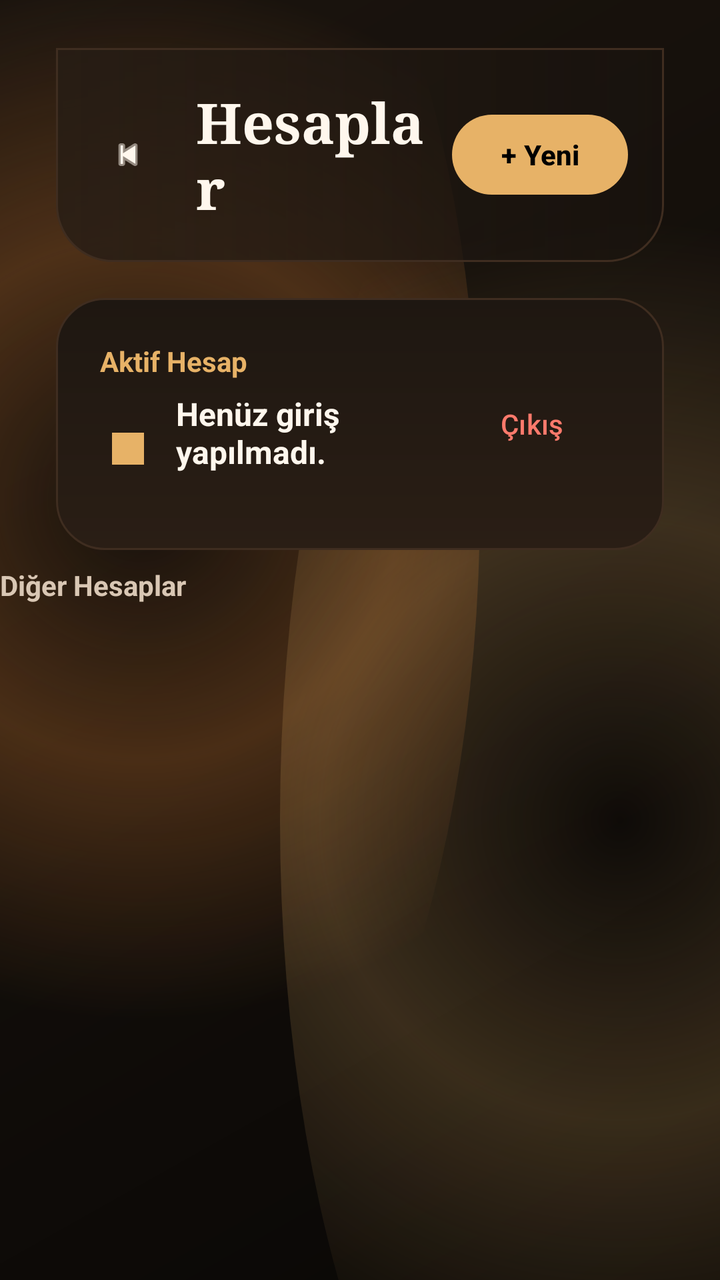
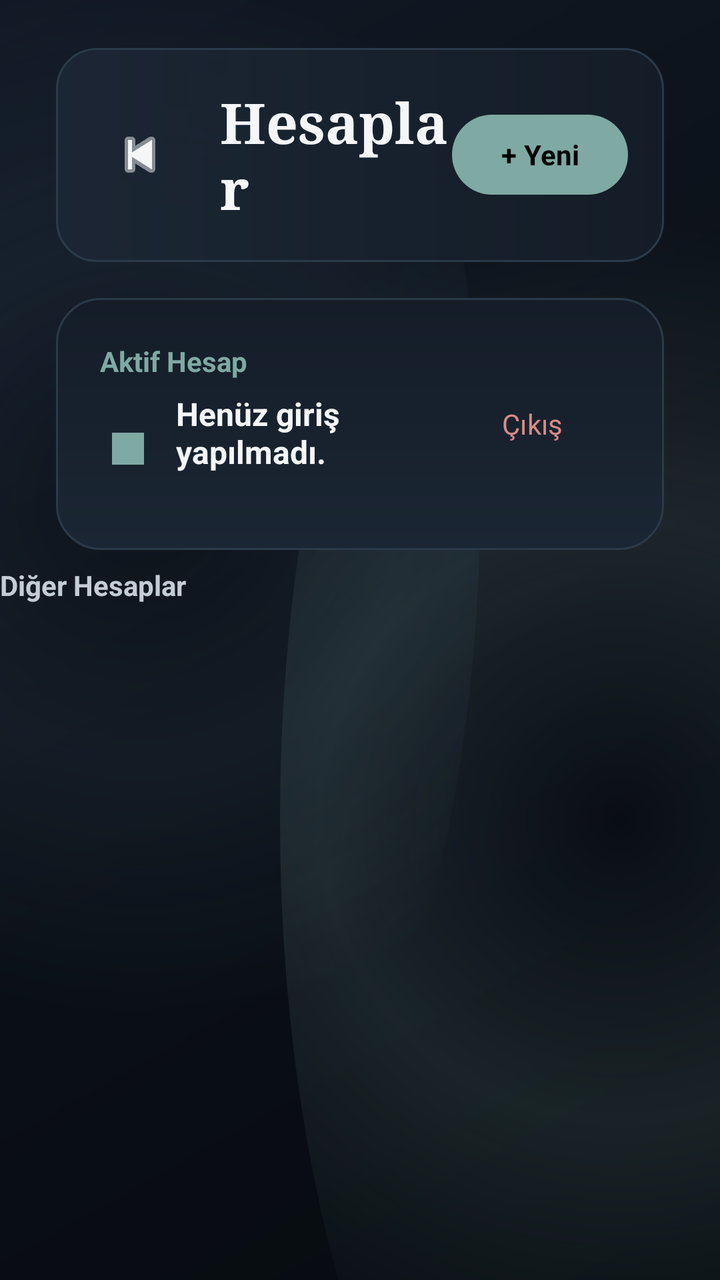

Before-and-after screenshots of an Android layout around one commit, followed by the original layout XML and the change that was made.
<!-- AndroidManifest.xml: application theme Theme.UzunsIPTV -->
<!-- res/layout/activity_accounts.xml -->
<?xml version="1.0" encoding="utf-8"?>
<androidx.constraintlayout.widget.ConstraintLayout xmlns:android="http://schemas.android.com/apk/res/android"
    xmlns:app="http://schemas.android.com/apk/res-auto"
    android:layout_width="match_parent"
    android:layout_height="match_parent"
    android:background="@drawable/bg_app_surface">

    <LinearLayout
        android:id="@+id/toolbar"
        android:layout_width="match_parent"
        android:layout_height="wrap_content"
        android:layout_marginStart="28dp"
        android:layout_marginTop="24dp"
        android:layout_marginEnd="28dp"
        android:background="@drawable/bg_toolbar_surface"
        android:gravity="center_vertical"
        android:padding="18dp"
        app:layout_constraintTop_toTopOf="parent">

        <ImageView
            android:id="@+id/btnBack"
            android:layout_width="36dp"
            android:layout_height="36dp"
            android:background="@drawable/bg_universal_selector"
            android:padding="8dp"
            android:clickable="true"
            android:focusable="true"
            android:src="@android:drawable/ic_media_previous"
            android:scaleType="centerInside"
            app:tint="@color/app_text_primary" />

        <TextView
            android:layout_width="0dp"
            android:layout_height="wrap_content"
            android:layout_marginStart="16dp"
            android:layout_weight="1"
            android:text="Hesaplar"
            android:textColor="@color/app_text_primary"
            android:textSize="28sp"
            android:textStyle="bold"
            android:fontFamily="serif" />

        <Button
            android:id="@+id/btnAddAccount"
            android:layout_width="wrap_content"
            android:layout_height="40dp"
            android:background="@drawable/bg_primary_button"
            android:text="+ Yeni"
            android:textAllCaps="false"
            android:textColor="@color/login_button_text"
            android:textStyle="bold" />
    </LinearLayout>

    <LinearLayout
        android:id="@+id/activeAccountCard"
        android:layout_width="match_parent"
        android:layout_height="wrap_content"
        android:layout_marginStart="28dp"
        android:layout_marginTop="18dp"
        android:layout_marginEnd="28dp"
        android:background="@drawable/bg_panel_surface"
        android:gravity="center_vertical"
        android:orientation="horizontal"
        android:padding="22dp"
        app:layout_constraintTop_toBottomOf="@id/toolbar">

        <LinearLayout
            android:layout_width="0dp"
            android:layout_height="wrap_content"
            android:layout_marginEnd="12dp"
            android:layout_weight="1"
            android:orientation="vertical">

            <TextView
                android:id="@+id/tvActiveAccountTitle"
                android:layout_width="wrap_content"
                android:layout_height="wrap_content"
                android:text="Aktif Hesap"
                android:textColor="@color/app_accent"
                android:textSize="14sp"
                android:textStyle="bold" />

            <LinearLayout
                android:layout_width="wrap_content"
                android:layout_height="wrap_content"
                android:layout_marginTop="6dp"
                android:gravity="center_vertical"
                android:orientation="horizontal">

                <ImageView
                    android:id="@+id/imgActiveInlineAvatar"
                    android:layout_width="28dp"
                    android:layout_height="28dp"
                    android:background="@drawable/bg_universal_selector"
                    android:padding="6dp"
                    android:src="@drawable/ic_user_avatar"
                    android:tint="@color/app_accent"
                    android:scaleType="centerInside" />

                <LinearLayout
                    android:layout_width="wrap_content"
                    android:layout_height="wrap_content"
                    android:layout_marginStart="10dp"
                    android:orientation="vertical">

                    <TextView
                        android:id="@+id/tvActiveAccountName"
                        android:layout_width="wrap_content"
                        android:layout_height="wrap_content"
                        android:text="Henüz giriş yapılmadı."
                        android:textColor="@color/app_text_primary"
                        android:textSize="16sp"
                        android:textStyle="bold" />

                    <TextView
                        android:id="@+id/tvActiveAccountServer"
                        android:layout_width="wrap_content"
                        android:layout_height="wrap_content"
                        android:text=""
                        android:textColor="@color/app_text_secondary"
                        android:textSize="12sp" />
                </LinearLayout>
            </LinearLayout>
        </LinearLayout>

        <Button
            android:id="@+id/btnLogoutActive"
            android:layout_width="wrap_content"
            android:layout_height="wrap_content"
            android:text="Çıkış"
            android:textAllCaps="false"
            android:background="@drawable/bg_universal_selector"
            android:textColor="@color/app_danger"/>
    </LinearLayout>

    <TextView
        android:id="@+id/tvOtherAccounts"
        android:layout_width="wrap_content"
        android:layout_height="wrap_content"
        android:layout_marginStart="28dp"
        android:layout_marginTop="8dp"
        android:text="Diğer Hesaplar"
        android:textColor="@color/app_text_secondary"
        android:textSize="14sp"
        android:textStyle="bold"
        app:layout_constraintTop_toBottomOf="@id/activeAccountCard" />

    <androidx.recyclerview.widget.RecyclerView
        android:id="@+id/rvAccounts"
        android:layout_width="0dp"
        android:layout_height="0dp"
        android:layout_marginTop="12dp"
        android:paddingHorizontal="28dp"
        android:paddingBottom="20dp"
        app:layout_constraintTop_toBottomOf="@id/tvOtherAccounts"
        app:layout_constraintBottom_toBottomOf="parent"
        app:layout_constraintStart_toStartOf="parent"
        app:layout_constraintEnd_toEndOf="parent" />

    <TextView
        android:id="@+id/tvEmptyAccounts"
        android:layout_width="wrap_content"
        android:layout_height="wrap_content"
        android:text="Henüz ek hesap bulunmuyor."
        android:textColor="@color/app_text_muted"
        android:textSize="14sp"
        android:visibility="gone"
        app:layout_constraintTop_toTopOf="@id/rvAccounts"
        app:layout_constraintBottom_toBottomOf="@id/rvAccounts"
        app:layout_constraintStart_toStartOf="@id/rvAccounts"
        app:layout_constraintEnd_toEndOf="@id/rvAccounts" />

</androidx.constraintlayout.widget.ConstraintLayout>
<!-- resources referenced by this layout -->
<resources>
  <color name="app_accent">#E7B267</color>
  <color name="app_danger">#FF7A6C</color>
  <color name="app_text_muted">#9F8A75</color>
  <color name="app_text_primary">#FFF7ED</color>
  <color name="app_text_secondary">#D9C7B4</color>
  <!-- drawable bg_app_surface (drawable) -->
  <?xml version="1.0" encoding="utf-8"?>
  <layer-list xmlns:android="http://schemas.android.com/apk/res/android">
      <item>
          <shape android:shape="rectangle">
              <gradient
                  android:angle="315"
                  android:startColor="@color/app_bg_secondary"
                  android:centerColor="@color/app_bg"
                  android:endColor="#090705" />
          </shape>
      </item>
      <item android:top="-140dp" android:left="-100dp" android:right="120dp">
          <shape android:shape="oval">
              <gradient
                  android:type="radial"
                  android:gradientRadius="260dp"
                  android:centerColor="#55B66A2C"
                  android:endColor="#00120E0A" />
          </shape>
      </item>
      <item android:bottom="-180dp" android:right="-120dp" android:left="140dp">
          <shape android:shape="oval">
              <gradient
                  android:type="radial"
                  android:gradientRadius="300dp"
                  android:centerColor="#33E7B267"
                  android:endColor="#00120E0A" />
          </shape>
      </item>
  </layer-list>
  <!-- drawable bg_panel_surface (drawable) -->
  <?xml version="1.0" encoding="utf-8"?>
  <shape xmlns:android="http://schemas.android.com/apk/res/android" android:shape="rectangle">
      <gradient
          android:angle="90"
          android:startColor="@color/app_panel_strong"
          android:endColor="@color/app_panel" />
      <corners android:radius="24dp" />
      <stroke android:width="1dp" android:color="@color/app_stroke" />
  </shape>
  <!-- drawable bg_toolbar_surface (drawable) -->
  <?xml version="1.0" encoding="utf-8"?>
  <shape xmlns:android="http://schemas.android.com/apk/res/android" android:shape="rectangle">
      <gradient
          android:angle="0"
          android:startColor="#D1261C14"
          android:endColor="#A018120D" />
      <corners android:bottomLeftRadius="28dp" android:bottomRightRadius="28dp" />
      <stroke android:width="1dp" android:color="@color/app_stroke" />
  </shape>
  <!-- drawable bg_universal_selector (drawable) -->
  <?xml version="1.0" encoding="utf-8"?>
  <selector xmlns:android="http://schemas.android.com/apk/res/android">
  
      <item android:state_focused="true">
          <inset
              android:insetLeft="1dp"
              android:insetTop="1dp"
              android:insetRight="1dp"
              android:insetBottom="1dp">
              <shape android:shape="rectangle">
                  <solid android:color="#332A1E15"/>
                  <stroke android:width="2dp" android:color="@color/app_focus" />
                  <corners android:radius="24dp" />
              </shape>
          </inset>
      </item>
  
      <item android:state_pressed="true">
          <inset
              android:insetLeft="1dp"
              android:insetTop="1dp"
              android:insetRight="1dp"
              android:insetBottom="1dp">
              <shape android:shape="rectangle">
                  <solid android:color="#332A1E15"/>
                  <stroke android:width="2dp" android:color="@color/app_accent" />
                  <corners android:radius="24dp" />
              </shape>
          </inset>
      </item>
  
      <item>
          <shape android:shape="rectangle">
              <solid android:color="#00000000"/>
              <stroke android:width="0dp" android:color="#00000000" />
              <corners android:radius="24dp" />
          </shape>
      </item>
  </selector>
  <!-- drawable ic_user_avatar: png bitmap (drawable, 57621 bytes) -->
  <color name="app_bg_secondary">#1B140E</color>
  <color name="app_bg">#120E0A</color>
  <color name="app_panel_strong">#2A1E15</color>
  <color name="app_panel">#1E1711</color>
  <color name="app_stroke">#3F2D20</color>
  <color name="app_focus">#FFF2D8</color>
  <color name="app_accent_strong">#FFCB7A</color>
  <style name="Base.Theme.UzunsIPTV" parent="Theme.Material3.DayNight.NoActionBar">
          <item name="colorPrimary">@color/app_accent</item>
          <item name="colorOnPrimary">@color/login_button_text</item>
          <item name="colorSecondary">@color/app_accent_deep</item>
          <item name="colorOnSecondary">@color/app_text_primary</item>
          <item name="android:windowBackground">@color/app_bg</item>
          <item name="android:statusBarColor">@android:color/transparent</item>
          <item name="android:navigationBarColor">@color/app_bg</item>
          <item name="android:windowLightStatusBar">false</item>
          <item name="android:textColorPrimary">@color/app_text_primary</item>
          <item name="android:textColorSecondary">@color/app_text_secondary</item>
          <item name="materialCardViewStyle">@style/Uzuns.Card</item>
      </style>
  <color name="app_accent_deep">#B66A2C</color>
  <style name="Uzuns.Card" parent="Widget.Material3.CardView.Elevated">
          <item name="cardBackgroundColor">@color/app_card</item>
          <item name="cardCornerRadius">24dp</item>
          <item name="cardElevation">0dp</item>
      </style>
  <color name="app_card">#251B13</color>
  <!-- unchanged entries left out for length: 2 -->
</resources>

<!-- the commit's change to res/layout/activity_accounts.xml (unified diff, before → after) -->
@@ -19,8 +19,8 @@
 
         <ImageView
             android:id="@+id/btnBack"
-            android:layout_width="36dp"
-            android:layout_height="36dp"
+            android:layout_width="48dp"
+            android:layout_height="48dp"
             android:background="@drawable/bg_universal_selector"
             android:padding="8dp"
             android:clickable="true"
<!-- resource entries referenced after the edit -->
@@ -1,10 +1,10 @@
 <!-- resources referenced by this layout -->
 <resources>
-  <color name="app_accent">#E7B267</color>
-  <color name="app_danger">#FF7A6C</color>
-  <color name="app_text_muted">#9F8A75</color>
-  <color name="app_text_primary">#FFF7ED</color>
-  <color name="app_text_secondary">#D9C7B4</color>
+  <color name="app_accent">#7FA9A3</color>
+  <color name="app_danger">#D98B86</color>
+  <color name="app_text_muted">#8794A2</color>
+  <color name="app_text_primary">#F4F6F8</color>
+  <color name="app_text_secondary">#C4CDD6</color>
   <!-- drawable bg_app_surface (drawable) -->
   <?xml version="1.0" encoding="utf-8"?>
   <layer-list xmlns:android="http://schemas.android.com/apk/res/android">
@@ -14,7 +14,7 @@
                   android:angle="315"
                   android:startColor="@color/app_bg_secondary"
                   android:centerColor="@color/app_bg"
-                  android:endColor="#090705" />
+                  android:endColor="#070B10" />
           </shape>
       </item>
       <item android:top="-140dp" android:left="-100dp" android:right="120dp">
@@ -22,8 +22,8 @@
               <gradient
                   android:type="radial"
                   android:gradientRadius="260dp"
-                  android:centerColor="#55B66A2C"
-                  android:endColor="#00120E0A" />
+                  android:centerColor="#263F5B72"
+                  android:endColor="#000B1017" />
           </shape>
       </item>
       <item android:bottom="-180dp" android:right="-120dp" android:left="140dp">
@@ -31,8 +31,8 @@
               <gradient
                   android:type="radial"
                   android:gradientRadius="300dp"
-                  android:centerColor="#33E7B267"
-                  android:endColor="#00120E0A" />
+                  android:centerColor="#247FA9A3"
+                  android:endColor="#000B1017" />
           </shape>
       </item>
   </layer-list>
@@ -43,7 +43,7 @@
           android:angle="90"
           android:startColor="@color/app_panel_strong"
           android:endColor="@color/app_panel" />
-      <corners android:radius="24dp" />
+      <corners android:radius="22dp" />
       <stroke android:width="1dp" android:color="@color/app_stroke" />
   </shape>
   <!-- drawable bg_toolbar_surface (drawable) -->
@@ -51,9 +51,9 @@
   <shape xmlns:android="http://schemas.android.com/apk/res/android" android:shape="rectangle">
       <gradient
           android:angle="0"
-          android:startColor="#D1261C14"
-          android:endColor="#A018120D" />
-      <corners android:bottomLeftRadius="28dp" android:bottomRightRadius="28dp" />
+          android:startColor="#F01B2634"
+          android:endColor="#E0141D28" />
+      <corners android:radius="20dp" />
       <stroke android:width="1dp" android:color="@color/app_stroke" />
   </shape>
   <!-- drawable bg_universal_selector (drawable) -->
@@ -67,9 +67,9 @@
               android:insetRight="1dp"
               android:insetBottom="1dp">
               <shape android:shape="rectangle">
-                  <solid android:color="#332A1E15"/>
+                  <solid android:color="#661B2634"/>
                   <stroke android:width="2dp" android:color="@color/app_focus" />
-                  <corners android:radius="24dp" />
+                  <corners android:radius="18dp" />
               </shape>
           </inset>
       </item>
@@ -81,9 +81,9 @@
               android:insetRight="1dp"
               android:insetBottom="1dp">
               <shape android:shape="rectangle">
-                  <solid android:color="#332A1E15"/>
+                  <solid android:color="#801B2634"/>
                   <stroke android:width="2dp" android:color="@color/app_accent" />
-                  <corners android:radius="24dp" />
+                  <corners android:radius="18dp" />
               </shape>
           </inset>
       </item>
@@ -92,18 +92,18 @@
           <shape android:shape="rectangle">
               <solid android:color="#00000000"/>
               <stroke android:width="0dp" android:color="#00000000" />
-              <corners android:radius="24dp" />
+              <corners android:radius="18dp" />
           </shape>
       </item>
   </selector>
-  <!-- drawable ic_user_avatar: png bitmap (drawable, 57621 bytes) -->
-  <color name="app_bg_secondary">#1B140E</color>
-  <color name="app_bg">#120E0A</color>
-  <color name="app_panel_strong">#2A1E15</color>
-  <color name="app_panel">#1E1711</color>
-  <color name="app_stroke">#3F2D20</color>
-  <color name="app_focus">#FFF2D8</color>
-  <color name="app_accent_strong">#FFCB7A</color>
+  <!-- drawable ic_user_avatar: png bitmap (drawable, 591243 bytes) -->
+  <color name="app_bg_secondary">#111925</color>
+  <color name="app_bg">#0B1017</color>
+  <color name="app_panel_strong">#1B2634</color>
+  <color name="app_panel">#141D28</color>
+  <color name="app_stroke">#2B3A49</color>
+  <color name="app_focus">#E7D7B8</color>
+  <color name="app_accent_strong">#A9C7C2</color>
   <style name="Base.Theme.UzunsIPTV" parent="Theme.Material3.DayNight.NoActionBar">
           <item name="colorPrimary">@color/app_accent</item>
           <item name="colorOnPrimary">@color/login_button_text</item>
@@ -115,15 +115,17 @@
           <item name="android:windowLightStatusBar">false</item>
           <item name="android:textColorPrimary">@color/app_text_primary</item>
           <item name="android:textColorSecondary">@color/app_text_secondary</item>
+          <item name="android:fontFamily">sans-serif</item>
+          <item name="android:windowActionModeOverlay">true</item>
           <item name="materialCardViewStyle">@style/Uzuns.Card</item>
       </style>
-  <color name="app_accent_deep">#B66A2C</color>
+  <color name="app_accent_deep">#587E7A</color>
   <style name="Uzuns.Card" parent="Widget.Material3.CardView.Elevated">
           <item name="cardBackgroundColor">@color/app_card</item>
-          <item name="cardCornerRadius">24dp</item>
+          <item name="cardCornerRadius">20dp</item>
           <item name="cardElevation">0dp</item>
       </style>
-  <color name="app_card">#251B13</color>
+  <color name="app_card">#18222E</color>
   <!-- unchanged entries left out for length: 2 -->
 </resources>
 
